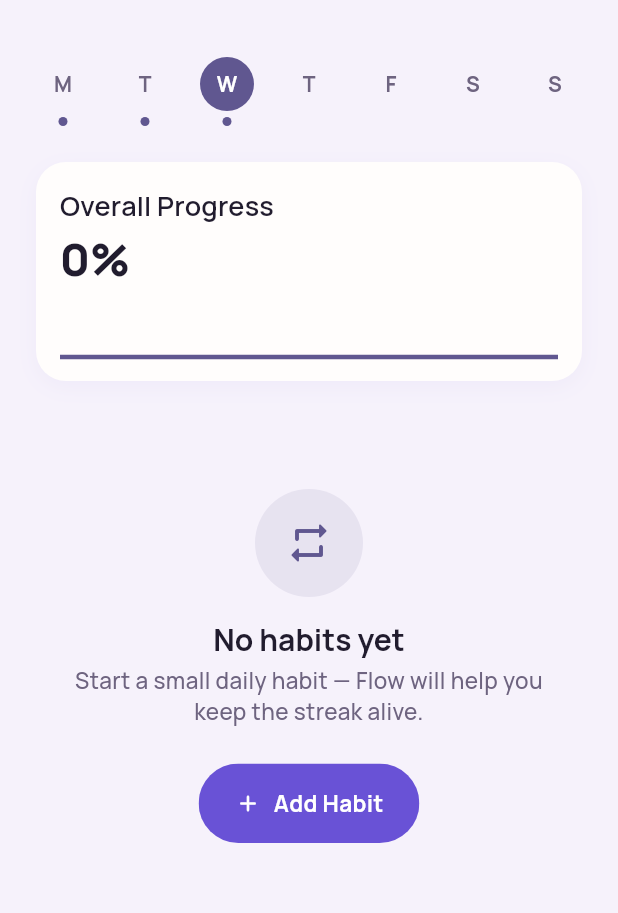
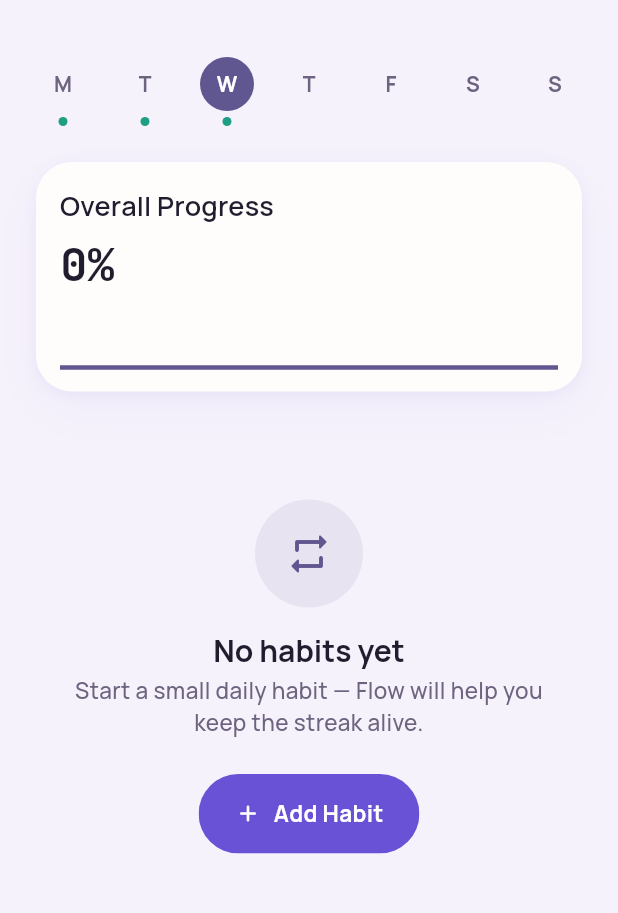
Before and after one commit to robyntjiesnathan-hash/lifeflowAI, a Flutter app: the HabitsScreen screen opened by its route, on a phone screen of 412 x 824 dp, the part 63-976 px from its top. Run offline on Flutter 3.47's test engine with Material 3 defaults, Android fonts, the phone set to English and light mode, and no system bars; drawn by our look-alikes of fl_chart; our stand-ins replace cached_network_image, cloud_firestore, firebase_auth, firebase_core, firebase_storage, flutter_animate and 11 more; accounts and stored records are empty; generated files the repository leaves out were written again.

Commit message:
Extend the design system to Planner, Habits, Goals, and Profile
Planner: add a compact "Today's tasks" progress capsule above the
Day/Week/Month switcher (raised elevation, tabular X/Y done count).
Route TaskPriority colors through the corrected semantic tokens
(error/warning/categoryTeal) instead of leftover hardcoded hex values.

Habits: "Overall Progress" card moves to raised elevation with a
tabular percent figure. WeekDayStrip gains an optional dotColor so
Habits can mark completed days with Meadow (the growth color) instead
of the primary brand color; HabitCard's completed-checkbox fill
follows the same change.

Goals: confirmed already fully on the corrected palette via
AppColors.* named constants — no changes needed.

Profile: "More Highlights" tiles replace the generic icon-in-a-circle
pattern (explicitly called out in the design brief's anti-generic
list) with the same rounded-square CategoryIconChip used elsewhere in
the app. XpLevelCard's circle-avatar + linear bar becomes a small
AppProgressRing with the level number in tabular figures at its
center, echoing Home's progress-ring language.

Verified flutter analyze clean and screenshotted all four screens in
light and dark mode.

```diff
--- a/lib/core/widgets/week_day_strip.dart
+++ b/lib/core/widgets/week_day_strip.dart
@@ -13,6 +13,7 @@ class WeekDayStrip extends StatelessWidget {
     required this.selectedIndex,
     this.statuses,
     this.onSelect,
+    this.dotColor,
   });
 
   /// Short labels, e.g. ['M','T','W','T','F','S','S'] or day numbers.
@@ -20,6 +21,12 @@ class WeekDayStrip extends StatelessWidget {
   final int selectedIndex;
   final List<DayStatus>? statuses;
   final ValueChanged<int>? onSelect;
+
+  /// Color for a `DayStatus.complete`/`.partial` dot. Defaults to
+  /// `colorScheme.primary`; callers whose "complete" means something more
+  /// specific than "the brand color" (e.g. Habits' "you kept the streak" —
+  /// Meadow, the growth color) can override it.
+  final Color? dotColor;
 
   @override
   Widget build(BuildContext context) {
@@ -49,7 +56,7 @@ class WeekDayStrip extends StatelessWidget {
                 ),
                 if (statuses != null) ...[
                   const SizedBox(height: AppSpacing.xs),
-                  _StatusDot(status: statuses![i]),
+                  _StatusDot(status: statuses![i], color: dotColor ?? theme.colorScheme.primary),
                 ],
               ],
             ),
@@ -60,26 +67,26 @@ class WeekDayStrip extends StatelessWidget {
 }
 
 class _StatusDot extends StatelessWidget {
-  const _StatusDot({required this.status});
+  const _StatusDot({required this.status, required this.color});
 
   final DayStatus status;
+  final Color color;
 
   @override
   Widget build(BuildContext context) {
-    final theme = Theme.of(context);
-    Color color;
+    Color dotColor;
     switch (status) {
       case DayStatus.complete:
-        color = theme.colorScheme.primary;
+        dotColor = color;
       case DayStatus.partial:
-        color = theme.colorScheme.primary.withValues(alpha: 0.4);
+        dotColor = color.withValues(alpha: 0.4);
       case DayStatus.none:
-        color = Colors.transparent;
+        dotColor = Colors.transparent;
     }
     return Container(
       width: 6,
       height: 6,
-      decoration: BoxDecoration(shape: BoxShape.circle, color: color),
+      decoration: BoxDecoration(shape: BoxShape.circle, color: dotColor),
     );
   }
 }
--- a/lib/features/habits/presentation/screens/habits_screen.dart
+++ b/lib/features/habits/presentation/screens/habits_screen.dart
@@ -2,7 +2,9 @@ import 'package:flutter/material.dart';
 import 'package:flutter_riverpod/flutter_riverpod.dart';
 import 'package:go_router/go_router.dart';
 
+import '../../../../core/theme/app_semantic_colors.dart';
 import '../../../../core/theme/app_spacing.dart';
+import '../../../../core/theme/app_typography.dart';
 import '../../../../core/widgets/app_button.dart';
 import '../../../../core/widgets/app_card.dart';
 import '../../../../core/widgets/empty_state.dart';
@@ -46,6 +48,7 @@ class HabitsScreen extends ConsumerWidget {
                 WeekDayStrip(
                   days: const ['M', 'T', 'W', 'T', 'F', 'S', 'S'],
                   selectedIndex: now.weekday - 1,
+                  dotColor: context.semanticColors.success,
                   statuses: List.generate(7, (i) {
                     final day = monday.add(Duration(days: i));
                     if (day.isAfter(now)) return DayStatus.none;
@@ -54,6 +57,7 @@ class HabitsScreen extends ConsumerWidget {
                 ),
                 const SizedBox(height: AppSpacing.lg),
                 AppCard(
+                  elevation: AppElevation.raised,
                   child: Column(
                     crossAxisAlignment: CrossAxisAlignment.start,
                     children: [
@@ -64,7 +68,11 @@ class HabitsScreen extends ConsumerWidget {
                         error: (_, _) => const Text('—'),
                         data: (values) => Text(
                           '${values.isEmpty ? 0 : values.last.round()}%',
-                          style: Theme.of(context).textTheme.displaySmall,
+                          style: AppTypography.tabular(
+                            size: 30,
+                            weight: FontWeight.w700,
+                            color: Theme.of(context).textTheme.displaySmall?.color,
+                          ),
                         ),
                       ),
                       const SizedBox(height: AppSpacing.sm),
--- a/lib/features/habits/presentation/widgets/habit_card.dart
+++ b/lib/features/habits/presentation/widgets/habit_card.dart
@@ -1,5 +1,6 @@
 import 'package:flutter/material.dart';
 
+import '../../../../core/theme/app_semantic_colors.dart';
 import '../../../../core/theme/app_spacing.dart';
 import '../../../../core/widgets/app_card.dart';
 import '../../../../core/widgets/badge_chip.dart';
@@ -16,6 +17,7 @@ class HabitCard extends StatelessWidget {
   @override
   Widget build(BuildContext context) {
     final theme = Theme.of(context);
+    final completeColor = context.semanticColors.success;
     return AppCard(
       onTap: onTap,
       padding: const EdgeInsets.symmetric(horizontal: AppSpacing.md, vertical: AppSpacing.sm),
@@ -49,9 +51,9 @@ class HabitCard extends StatelessWidget {
               height: 30,
               decoration: BoxDecoration(
                 shape: BoxShape.circle,
-                color: completedToday ? theme.colorScheme.primary : Colors.transparent,
+                color: completedToday ? completeColor : Colors.transparent,
                 border: Border.all(
-                  color: completedToday ? theme.colorScheme.primary : theme.dividerColor,
+                  color: completedToday ? completeColor : theme.dividerColor,
                   width: 2,
                 ),
               ),
```
Also changed, not shown: lib/features/gamification/presentation/widgets/xp_level_card.dart (+21 -27 lines), lib/features/planner/domain/task.dart (+10 -6 lines), lib/features/planner/presentation/screens/planner_screen.dart (+39 -0 lines), lib/features/profile/presentation/screens/profile_screen.dart (+2 -7 lines).
